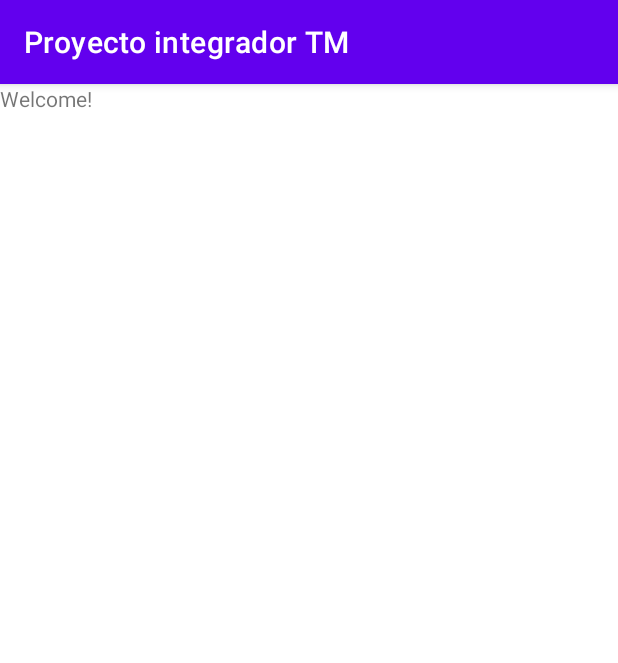
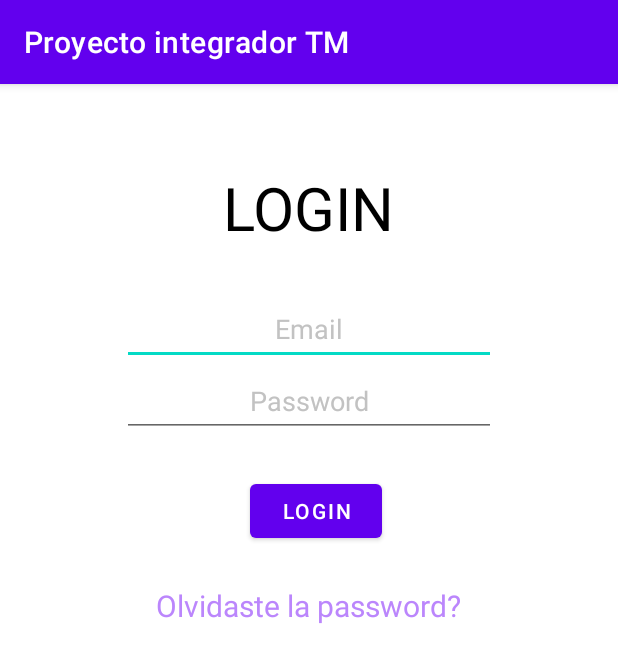
Before and after one commit to AguuSz/proyecto-integrador-TM, an Android app: the screen it shows after launch (SplashScreenActivity before the commit, LoginActivity after it), on a phone screen of 412 x 824 dp. Shown: the top 663 px of the screen. Run offline under Robolectric (Android 15) with nearby library versions, the phone set to English and light mode, and no system bars; 5 statements that could not run were skipped.

Commit message:
creado activity pero falta el goTo a otra activity

```diff
--- a/app/build.gradle
+++ b/app/build.gradle
@@ -30,6 +30,9 @@ android {
     kotlinOptions {
         jvmTarget = '1.8'
     }
+    viewBinding {
+        enabled = true
+    }
 }
 
 dependencies {
--- a/app/src/main/AndroidManifest.xml
+++ b/app/src/main/AndroidManifest.xml
@@ -25,6 +25,11 @@
         <activity
             android:name=".activities.SplashScreenActivity"
             android:exported="true">
+        </activity>
+        <!--LoginScreen-->
+        <activity
+            android:name=".activities.LoginActivity"
+            android:exported="true">
             <intent-filter>
                 <action android:name="android.intent.action.MAIN" />
 
--- /dev/null
+++ b/app/src/main/res/layout/activity_login.xml
@@ -0,0 +1,71 @@
+<?xml version="1.0" encoding="utf-8"?>
+<androidx.constraintlayout.widget.ConstraintLayout xmlns:android="http://schemas.android.com/apk/res/android"
+    xmlns:app="http://schemas.android.com/apk/res-auto"
+    xmlns:tools="http://schemas.android.com/tools"
+    android:layout_width="match_parent"
+    android:layout_height="match_parent"
+    tools:context=".activities.LoginActivity">
+
+    <LinearLayout
+        android:id="@+id/main_linear_layout"
+        android:layout_width="300dp"
+        android:layout_height="wrap_content"
+        android:gravity="center"
+        android:orientation="vertical"
+        android:padding="25dp"
+        app:layout_constraintEnd_toEndOf="parent"
+        app:layout_constraintStart_toStartOf="parent"
+        app:layout_constraintTop_toTopOf="parent">
+
+        <TextView
+            android:layout_width="wrap_content"
+            android:layout_height="wrap_content"
+            android:padding="30dp"
+            android:text="@string/tvLoginText"
+            android:textColor="#000"
+            android:textSize="40sp" />
+
+        <EditText
+            android:id="@+id/etEmail"
+            android:layout_width="match_parent"
+            android:layout_height="48dp"
+            android:hint="@string/etEmailHint"
+            android:inputType="textEmailAddress"
+            android:textAlignment="center"
+            android:textColorHint="#c2c2c2" />
+
+        <EditText
+            android:id="@+id/etPassword"
+            android:layout_width="match_parent"
+            android:layout_height="48dp"
+            android:hint="@string/etPasswordHint"
+            android:inputType="textPassword"
+            android:textAlignment="center"
+            android:textColorHint="#c2c2c2" />
+
+        <LinearLayout
+            android:layout_width="match_parent"
+            android:layout_height="wrap_content"
+            android:gravity="center"
+            android:orientation="horizontal"
+            android:padding="25dp">
+
+            <Button
+                android:id="@+id/btnLogin"
+                android:layout_width="wrap_content"
+                android:layout_height="wrap_content"
+                android:layout_marginStart="10dp"
+                android:text="@string/tvLoginText" />
+        </LinearLayout>
+
+        <TextView
+            android:id="@+id/tvForgotPassword"
+            android:layout_width="wrap_content"
+            android:layout_height="wrap_content"
+            android:text="@string/tvForgotPasswordText"
+            android:textColor="@color/purple_200"
+            android:textSize="20sp">
+
+        </TextView>
+    </LinearLayout>
+</androidx.constraintlayout.widget.ConstraintLayout>
--- a/app/src/main/res/values/strings.xml
+++ b/app/src/main/res/values/strings.xml
@@ -1,3 +1,8 @@
 <resources>
     <string name="app_name">Proyecto integrador TM</string>
+    <string name="tvLoginText">LOGIN</string>
+    <string name="etEmailHint">Email</string>
+    <string name="etUsernameHint">Nombre de usuario</string>
+    <string name="etPasswordHint">Password</string>
+    <string name="tvForgotPasswordText">Olvidaste la password?</string>
 </resources>
```
Also changed, not shown: app/src/main/java/com/agus/proyectointegradortm/activities/LoginActivity.kt (added, +59 -0 lines), app/src/main/java/com/agus/proyectointegradortm/utils/Validator.kt (added, +24 -0 lines).
